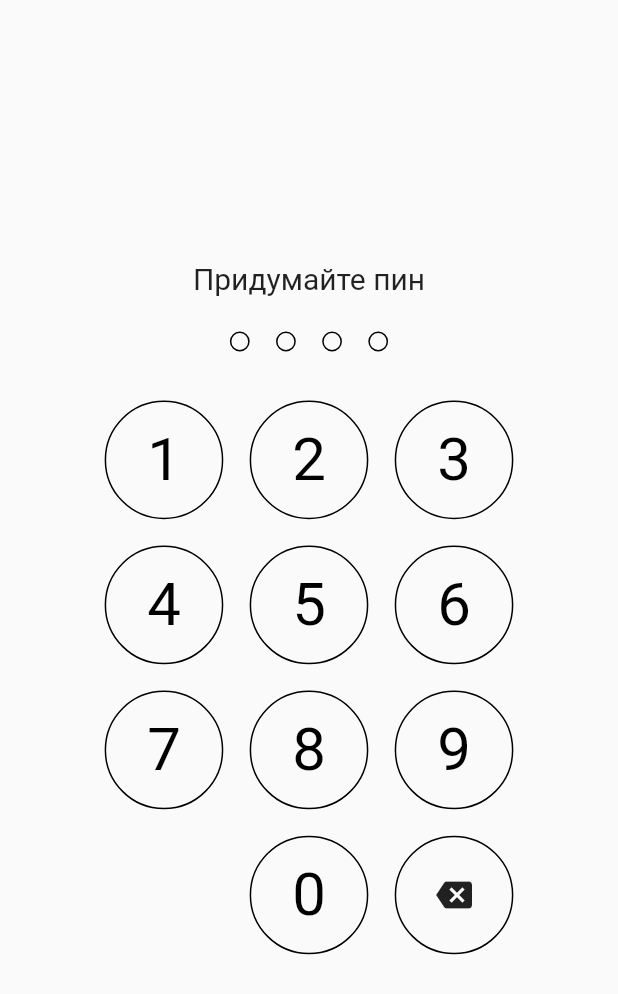
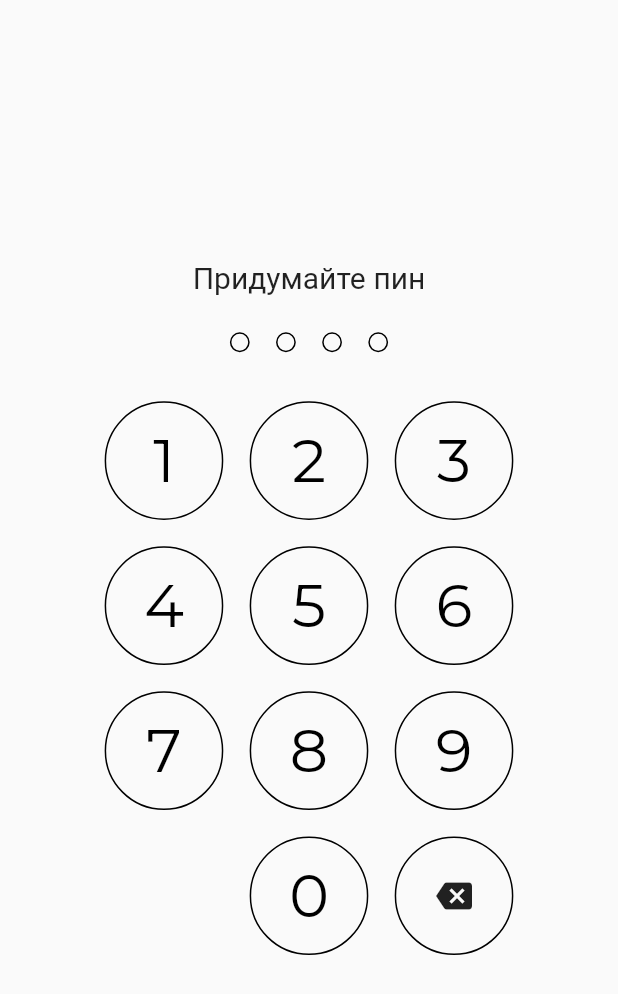
Before and after one commit to cutzmf/flutter_book_catalog, a Flutter app: the screen it shows after launch, on a phone screen of 412 x 824 dp. Shown: the top 994 px of the screen. Run offline on Flutter 3.47's test engine with Material 2 defaults, Android fonts, the phone set to English and light mode, and no system bars; our stand-ins replace bloc, cached_network_image, flutter_bloc, shared_preferences; missing offline and left inert: lorem_cutesum.

Commit message:
[ADDED] monsterrat fonts

```diff
--- a/lib/main.dart
+++ b/lib/main.dart
@@ -1,5 +1,6 @@
 import 'package:bookcatalog/pin/pin.dart';
 import 'package:bookcatalog/pin/src/page.dart';
+import 'package:bookcatalog/themes.dart';
 import 'package:bookcatalog/utils/bloc_printer_delegate.dart';
 import 'package:flutter/material.dart';
 import 'package:flutter_bloc/flutter_bloc.dart';
@@ -35,9 +36,7 @@ class MyApp extends StatelessWidget {
   Widget build(BuildContext context) {
     return MaterialApp(
       title: 'Books Catalog',
-      theme: ThemeData(
-        primarySwatch: Colors.blue,
-      ),
+      theme: theme,
       home: PinPage(),
     );
   }
--- /dev/null
+++ b/lib/themes.dart
@@ -0,0 +1,5 @@
+import 'package:flutter/material.dart';
+
+final theme = ThemeData(
+  fontFamily: 'Montserrat',
+);
--- a/pubspec.yaml
+++ b/pubspec.yaml
@@ -67,6 +67,12 @@ flutter:
     - family: BookifyIcons
       fonts:
         - asset: fonts/BookifyIcons.ttf
+
+    - family: Montserrat
+      fonts:
+        - asset: fonts/Montserrat-Regular.ttf
+        - asset: fonts/Montserrat-Bold.ttf
+
   #       - asset: fonts/Schyler-Italic.ttf
   #         style: italic
   #   - family: Trajan Pro
```
